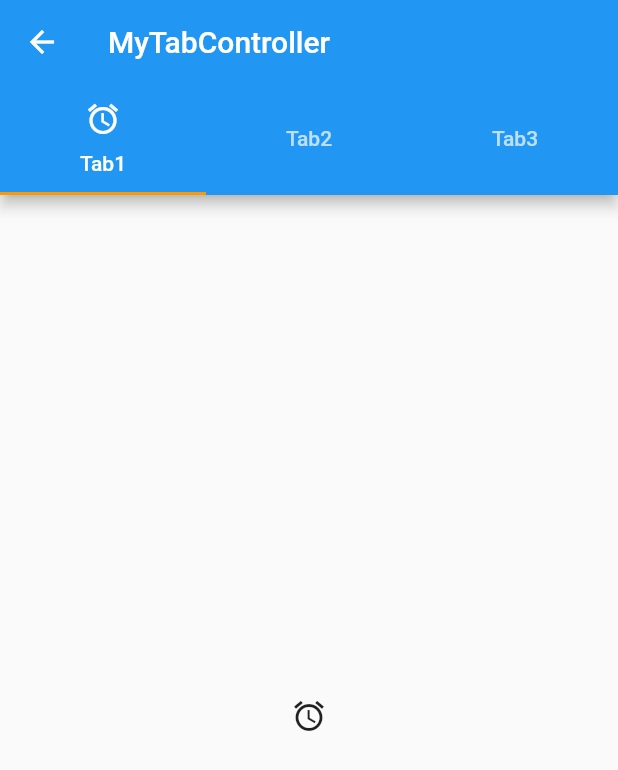
After one commit to DDuckyee/Flutter-study, a Flutter app: the screen it shows after launch, after a tap on "TabController", on a phone screen of 412 x 824 dp. The commit adds this screen. Shown: the top 770 px of the screen. Run offline on Flutter 3.47's test engine with Material 2 defaults, Android fonts, the phone set to English and light mode, and no system bars.

Commit message:
-Add TabController

```diff
--- /dev/null
+++ b/lib/MyTabController.dart
@@ -0,0 +1,30 @@
+import 'package:flutter/material.dart';
+
+class MyTabController extends StatefulWidget {
+  @override
+  _MyTabControllerState createState() => _MyTabControllerState();
+}
+
+class _MyTabControllerState extends State<MyTabController> {
+  @override
+  Widget build(BuildContext context) {
+    return DefaultTabController(
+      child: Scaffold(
+        appBar: AppBar(
+          title: Text('MyTabController'),
+          bottom: TabBar(tabs: [
+            Tab(icon: Icon(Icons.access_alarm), text: 'Tab1'),
+            Text('Tab2'),
+            Text('Tab3'),
+          ]),
+        ),
+        body: TabBarView(children: <Widget>[
+          Icon(Icons.access_alarm),
+          Center(child: Text('Tab2')),
+          Center(child: Text('Tab3')),
+        ]),
+      ),
+      length: 3,
+    );
+  }
+}
--- a/lib/main.dart
+++ b/lib/main.dart
@@ -4,6 +4,7 @@ import 'package:study/MyAnimatedContainer.dart';
 import 'package:study/MyDrawer.dart';
 import 'package:study/MyOrientation.dart';
 import 'package:study/MySnackBar.dart';
+import 'package:study/MyTabController.dart';
 
 void main() => runApp(MyApp());
 
@@ -68,6 +69,12 @@ class _HomeState extends State<Home> {
             Navigator.push(context, MaterialPageRoute(builder: (conetext) => MyOrientation()));
           },
         ),
+        ListTile(
+          title: Text('TabController'),
+          onTap: () {
+            Navigator.push(context, MaterialPageRoute(builder: (context) => MyTabController()));
+          },
+        ),
       ],
     );
   }
```
